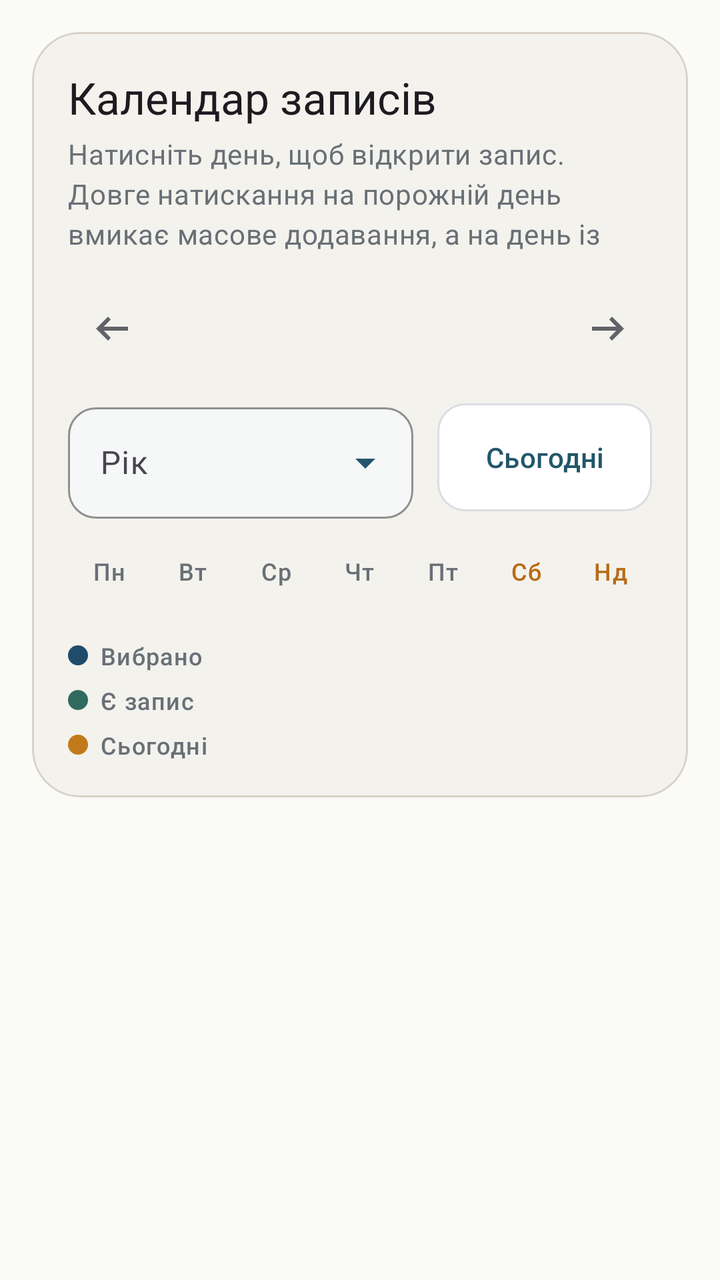
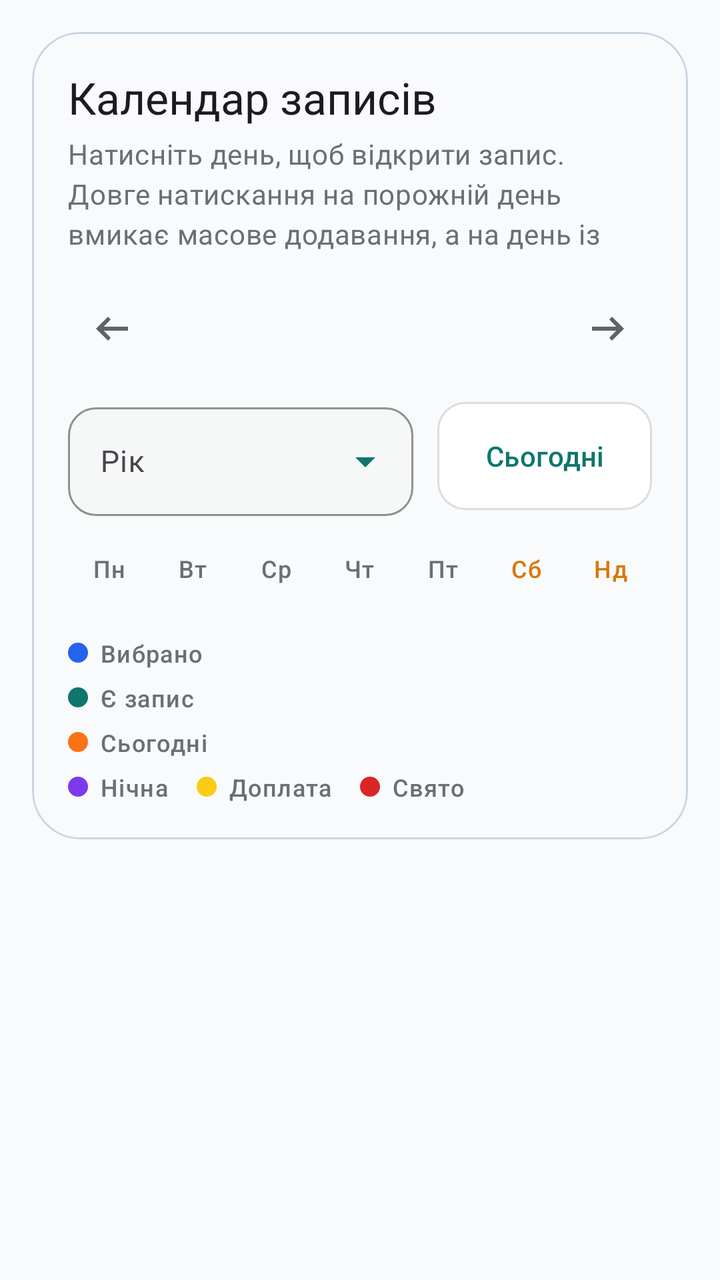

The first picture is an Android layout as it rendered before a commit; the second is the same layout after the commit. The layout source and the unified diff follow.
<!-- AndroidManifest.xml: application theme Theme.WorkTracker -->
<!-- res/layout/dialog_calendar.xml -->
<ScrollView xmlns:android="http://schemas.android.com/apk/res/android"
    xmlns:app="http://schemas.android.com/apk/res-auto"
    android:id="@+id/calendarScroll"
    android:layout_width="match_parent"
    android:layout_height="match_parent"
    android:fillViewport="true">

    <LinearLayout
        android:id="@+id/calendarContent"
        android:layout_width="match_parent"
        android:layout_height="wrap_content"
        android:orientation="vertical"
        android:padding="16dp">

        <com.google.android.material.card.MaterialCardView
            android:layout_width="match_parent"
            android:layout_height="wrap_content"
            android:layout_marginBottom="16dp"
            app:cardCornerRadius="24dp"
            app:cardElevation="0dp"
            app:strokeColor="@color/calendar_outline"
            app:strokeWidth="1dp">

            <LinearLayout
                android:layout_width="match_parent"
                android:layout_height="wrap_content"
                android:background="@color/calendar_panel"
                android:orientation="vertical"
                android:padding="18dp">

                <TextView
                    android:layout_width="wrap_content"
                    android:layout_height="wrap_content"
                    android:text="@string/calendar_title"
                    style="@style/TextAppearance.Material3.TitleLarge" />

                <TextView
                    android:id="@+id/textSelectionState"
                    android:layout_width="wrap_content"
                    android:layout_height="wrap_content"
                    android:layout_marginTop="4dp"
                    android:maxLines="3"
                    android:text="@string/calendar_hint"
                    android:textColor="@color/chart_axis_text"
                    style="@style/TextAppearance.Material3.BodyMedium" />

                <LinearLayout
                    android:id="@+id/layoutCalendarHeader"
                    android:layout_width="match_parent"
                    android:layout_height="wrap_content"
                    android:layout_marginTop="16dp"
                    android:gravity="center_vertical"
                    android:orientation="horizontal">

                    <ImageButton
                        android:id="@+id/buttonPrevMonth"
                        android:layout_width="44dp"
                        android:layout_height="44dp"
                        android:background="?attr/selectableItemBackgroundBorderless"
                        android:padding="10dp"
                        android:src="@drawable/ic_arrow_left" />

                    <TextView
                        android:id="@+id/textMonthYear"
                        android:layout_width="0dp"
                        android:layout_height="wrap_content"
                        android:layout_weight="1"
                        android:gravity="center"
                        android:maxLines="2"
                        style="@style/TextAppearance.Material3.TitleMedium" />

                    <ImageButton
                        android:id="@+id/buttonNextMonth"
                        android:layout_width="44dp"
                        android:layout_height="44dp"
                        android:background="?attr/selectableItemBackgroundBorderless"
                        android:padding="10dp"
                        android:src="@drawable/ic_arrow_right" />
                </LinearLayout>

                <LinearLayout
                    android:id="@+id/layoutCalendarControls"
                    android:layout_width="match_parent"
                    android:layout_height="wrap_content"
                    android:layout_marginTop="12dp"
                    android:gravity="center_vertical"
                    android:orientation="horizontal">

                    <com.google.android.material.textfield.TextInputLayout
                        android:id="@+id/layoutCalendarYearField"
                        style="@style/Widget.WorkTracker.TextInputLayout.Dropdown"
                        android:layout_width="0dp"
                        android:layout_height="wrap_content"
                        android:layout_weight="1"
                        android:hint="@string/stats_mode_year">

                        <com.google.android.material.textfield.MaterialAutoCompleteTextView
                            android:id="@+id/inputCalendarYear"
                            style="@style/Widget.WorkTracker.DropdownInput"
                            android:layout_width="match_parent"
                            android:layout_height="wrap_content"
                            android:inputType="none" />
                    </com.google.android.material.textfield.TextInputLayout>

                    <com.google.android.material.button.MaterialButton
                        android:id="@+id/buttonToday"
                        style="@style/Widget.WorkTracker.Button.Outlined"
                        android:layout_width="wrap_content"
                        android:layout_height="wrap_content"
                        android:layout_marginStart="12dp"
                        android:maxLines="2"
                        android:text="@string/today_short" />
                </LinearLayout>

                <LinearLayout
                    android:layout_width="match_parent"
                    android:layout_height="wrap_content"
                    android:layout_marginTop="18dp"
                    android:orientation="horizontal">

                    <TextView
                        android:layout_width="0dp"
                        android:layout_height="wrap_content"
                        android:layout_weight="1"
                        android:gravity="center"
                        android:text="@string/weekday_mon"
                        android:textColor="@color/chart_axis_text"
                        style="@style/TextAppearance.Material3.LabelMedium" />

                    <TextView
                        android:layout_width="0dp"
                        android:layout_height="wrap_content"
                        android:layout_weight="1"
                        android:gravity="center"
                        android:text="@string/weekday_tue"
                        android:textColor="@color/chart_axis_text"
                        style="@style/TextAppearance.Material3.LabelMedium" />

                    <TextView
                        android:layout_width="0dp"
                        android:layout_height="wrap_content"
                        android:layout_weight="1"
                        android:gravity="center"
                        android:text="@string/weekday_wed"
                        android:textColor="@color/chart_axis_text"
                        style="@style/TextAppearance.Material3.LabelMedium" />

                    <TextView
                        android:layout_width="0dp"
                        android:layout_height="wrap_content"
                        android:layout_weight="1"
                        android:gravity="center"
                        android:text="@string/weekday_thu"
                        android:textColor="@color/chart_axis_text"
                        style="@style/TextAppearance.Material3.LabelMedium" />

                    <TextView
                        android:layout_width="0dp"
                        android:layout_height="wrap_content"
                        android:layout_weight="1"
                        android:gravity="center"
                        android:text="@string/weekday_fri"
                        android:textColor="@color/chart_axis_text"
                        style="@style/TextAppearance.Material3.LabelMedium" />

                    <TextView
                        android:layout_width="0dp"
                        android:layout_height="wrap_content"
                        android:layout_weight="1"
                        android:gravity="center"
                        android:text="@string/weekday_sat"
                        android:textColor="@color/calendar_weekend_text"
                        style="@style/TextAppearance.Material3.LabelMedium" />

                    <TextView
                        android:layout_width="0dp"
                        android:layout_height="wrap_content"
                        android:layout_weight="1"
                        android:gravity="center"
                        android:text="@string/weekday_sun"
                        android:textColor="@color/calendar_weekend_text"
                        style="@style/TextAppearance.Material3.LabelMedium" />
                </LinearLayout>

                <GridView
                    android:id="@+id/calendarGridDialog"
                    android:layout_width="match_parent"
                    android:layout_height="wrap_content"
                    android:layout_marginTop="10dp"
                    android:gravity="center"
                    android:horizontalSpacing="2dp"
                    android:numColumns="7"
                    android:stretchMode="columnWidth"
                    android:verticalSpacing="2dp" />

                <LinearLayout
                    android:id="@+id/layoutCalendarLegend"
                    android:layout_width="match_parent"
                    android:layout_height="wrap_content"
                    android:layout_marginTop="16dp"
                    android:orientation="vertical">

                    <LinearLayout
                        android:layout_width="match_parent"
                        android:layout_height="wrap_content"
                        android:gravity="center_vertical"
                        android:orientation="horizontal">

                        <View
                            android:layout_width="10dp"
                            android:layout_height="10dp"
                            android:background="@drawable/bg_circle_dot"
                            android:backgroundTint="@color/calendar_selected_fill" />

                        <TextView
                            android:layout_width="wrap_content"
                            android:layout_height="wrap_content"
                            android:layout_marginStart="6dp"
                            android:text="@string/calendar_legend_selected"
                            android:textColor="@color/chart_axis_text"
                            style="@style/TextAppearance.Material3.LabelMedium" />
                    </LinearLayout>

                    <LinearLayout
                        android:layout_width="match_parent"
                        android:layout_height="wrap_content"
                        android:layout_marginTop="6dp"
                        android:gravity="center_vertical"
                        android:orientation="horizontal">

                        <View
                            android:layout_width="10dp"
                            android:layout_height="10dp"
                            android:background="@drawable/bg_circle_dot"
                            android:backgroundTint="@color/calendar_dot" />

                        <TextView
                            android:layout_width="wrap_content"
                            android:layout_height="wrap_content"
                            android:layout_marginStart="6dp"
                            android:text="@string/calendar_legend_saved"
                            android:textColor="@color/chart_axis_text"
                            style="@style/TextAppearance.Material3.LabelMedium" />
                    </LinearLayout>

                    <LinearLayout
                        android:layout_width="match_parent"
                        android:layout_height="wrap_content"
                        android:layout_marginTop="6dp"
                        android:gravity="center_vertical"
                        android:orientation="horizontal">

                        <View
                            android:layout_width="10dp"
                            android:layout_height="10dp"
                            android:background="@drawable/bg_circle_dot"
                            android:backgroundTint="@color/calendar_today_stroke" />

                        <TextView
                            android:layout_width="wrap_content"
                            android:layout_height="wrap_content"
                            android:layout_marginStart="6dp"
                            android:text="@string/calendar_legend_today"
                            android:textColor="@color/chart_axis_text"
                            style="@style/TextAppearance.Material3.LabelMedium" />
                    </LinearLayout>
                </LinearLayout>
            </LinearLayout>
        </com.google.android.material.card.MaterialCardView>

        <com.google.android.material.button.MaterialButton
            android:id="@+id/buttonBulkAdd"
            android:layout_width="match_parent"
            android:layout_height="wrap_content"
            android:layout_marginTop="16dp"
            android:layout_marginBottom="12dp"
            android:text="@string/add"
            android:visibility="gone" />
    </LinearLayout>
</ScrollView>
<!-- resources referenced by this layout -->
<resources>
  <color name="calendar_dot">#2F6B5F</color>
  <color name="calendar_outline">#D8D2C8</color>
  <color name="calendar_panel">#F4F2ED</color>
  <color name="calendar_selected_fill">#1F4C6B</color>
  <color name="calendar_today_stroke">#C17A1A</color>
  <color name="calendar_weekend_text">#B86B16</color>
  <color name="chart_axis_text">#687076</color>
  <string name="add">Додати спільний запис</string>
  <string name="calendar_hint">Натисніть день, щоб відкрити запис. Довге натискання на порожній день вмикає масове додавання, а на день із записом показує деталі та дії.</string>
  <string name="calendar_legend_saved">Є запис</string>
  <string name="calendar_legend_selected">Вибрано</string>
  <string name="calendar_legend_today">Сьогодні</string>
  <string name="calendar_title">Календар записів</string>
  <string name="stats_mode_year">Рік</string>
  <string name="today_short">Сьогодні</string>
  <string name="weekday_fri">Пт</string>
  <string name="weekday_mon">Пн</string>
  <string name="weekday_sat">Сб</string>
  <string name="weekday_sun">Нд</string>
  <string name="weekday_thu">Чт</string>
  <string name="weekday_tue">Вт</string>
  <string name="weekday_wed">Ср</string>
  <style name="Widget.WorkTracker.DropdownInput" parent="@style/Widget.WorkTracker.TextInputEditText">
          <item name="android:popupBackground">@drawable/bg_dropdown_popup</item>
          <item name="android:dropDownVerticalOffset">8dp</item>
          <item name="android:dropDownHorizontalOffset">0dp</item>
          <item name="android:dropDownSelector">@drawable/bg_dropdown_option_item</item>
      </style>
  <color name="surface">#FFFFFF</color>
  <color name="job_card_stroke">#D9DEE2</color>
  <color name="primary">#22566A</color>
  <color name="field_surface_alt">#F6F8F8</color>
  <color name="field_hint">#687076</color>
  <style name="ShapeAppearanceOverlay.WorkTracker.Field" parent="">
          <item name="cornerFamily">rounded</item>
          <item name="cornerSize">14dp</item>
      </style>
  <color name="onPrimary">#FFFFFF</color>
  <color name="primaryContainer">#E5F0F3</color>
  <color name="onPrimaryContainer">#0D2A3D</color>
  <color name="secondary">#2F6B4F</color>
  <color name="onSecondary">#FFFFFF</color>
  <color name="secondaryContainer">#E5F2EC</color>
  <color name="onSecondaryContainer">#12352E</color>
  <color name="tertiary">#B86B16</color>
  <color name="onTertiary">#FFFFFF</color>
  <color name="tertiaryContainer">#F6E5CC</color>
  <color name="onTertiaryContainer">#503106</color>
  <color name="error">#B3261E</color>
  <color name="onError">#FFFFFF</color>
  <color name="background">#FAFAF7</color>
  <color name="onBackground">#1F2428</color>
  <color name="onSurface">#1F2428</color>
  <color name="field_text">#1F2428</color>
  <style name="TextAppearance.WorkTracker.DialogTitle" parent="MaterialAlertDialog.Material3.Title.Text">
          <item name="android:textColor">@color/onSurface</item>
          <item name="android:textSize">20sp</item>
      </style>
  <style name="ShapeAppearance.WorkTracker.RoundedDialog" parent="">
          <item name="cornerFamily">rounded</item>
          <item name="cornerSize">18dp</item>
      </style>
  <color name="job_hint_text">#687076</color>
  <!-- unchanged entries left out for length: 13 -->
</resources>

<!-- the commit's change to res/layout/dialog_calendar.xml (unified diff, before → after) -->
@@ -263,6 +263,58 @@
                             android:text="@string/calendar_legend_today"
                             android:textColor="@color/chart_axis_text"
                             style="@style/TextAppearance.Material3.LabelMedium" />
+                    </LinearLayout>
+
+                    <LinearLayout
+                        android:layout_width="match_parent"
+                        android:layout_height="wrap_content"
+                        android:layout_marginTop="6dp"
+                        android:gravity="center_vertical"
+                        android:orientation="horizontal">
+
+                        <View
+                            android:layout_width="10dp"
+                            android:layout_height="10dp"
+                            android:background="@drawable/bg_circle_dot"
+                            android:backgroundTint="@color/calendar_night" />
+
+                        <TextView
+                            style="@style/TextAppearance.Material3.LabelMedium"
+                            android:layout_width="wrap_content"
+                            android:layout_height="wrap_content"
+                            android:layout_marginStart="6dp"
+                            android:text="@string/calendar_legend_night"
+                            android:textColor="@color/chart_axis_text" />
+
+                        <View
+                            android:layout_width="10dp"
+                            android:layout_height="10dp"
+                            android:layout_marginStart="14dp"
+                            android:background="@drawable/bg_circle_dot"
+                            android:backgroundTint="@color/calendar_bonus" />
+
+                        <TextView
+                            style="@style/TextAppearance.Material3.LabelMedium"
+                            android:layout_width="wrap_content"
+                            android:layout_height="wrap_content"
+                            android:layout_marginStart="6dp"
+                            android:text="@string/calendar_legend_bonus"
+                            android:textColor="@color/chart_axis_text" />
+
+                        <View
+                            android:layout_width="10dp"
+                            android:layout_height="10dp"
+                            android:layout_marginStart="14dp"
+                            android:background="@drawable/bg_circle_dot"
+                            android:backgroundTint="@color/calendar_holiday" />
+
+                        <TextView
+                            style="@style/TextAppearance.Material3.LabelMedium"
+                            android:layout_width="wrap_content"
+                            android:layout_height="wrap_content"
+                            android:layout_marginStart="6dp"
+                            android:text="@string/calendar_legend_holiday"
+                            android:textColor="@color/chart_axis_text" />
                     </LinearLayout>
                 </LinearLayout>
             </LinearLayout>
<!-- resource entries referenced after the edit -->
@@ -1,14 +1,20 @@
 <!-- resources referenced by this layout -->
 <resources>
-  <color name="calendar_dot">#2F6B5F</color>
-  <color name="calendar_outline">#D8D2C8</color>
-  <color name="calendar_panel">#F4F2ED</color>
-  <color name="calendar_selected_fill">#1F4C6B</color>
-  <color name="calendar_today_stroke">#C17A1A</color>
-  <color name="calendar_weekend_text">#B86B16</color>
+  <color name="calendar_bonus">#FACC15</color>
+  <color name="calendar_dot">#0F766E</color>
+  <color name="calendar_holiday">#DC2626</color>
+  <color name="calendar_night">#7C3AED</color>
+  <color name="calendar_outline">#CBD5E1</color>
+  <color name="calendar_panel">#F8FAFC</color>
+  <color name="calendar_selected_fill">#2563EB</color>
+  <color name="calendar_today_stroke">#F97316</color>
+  <color name="calendar_weekend_text">#D97706</color>
   <color name="chart_axis_text">#687076</color>
   <string name="add">Додати спільний запис</string>
   <string name="calendar_hint">Натисніть день, щоб відкрити запис. Довге натискання на порожній день вмикає масове додавання, а на день із записом показує деталі та дії.</string>
+  <string name="calendar_legend_bonus">Доплата</string>
+  <string name="calendar_legend_holiday">Свято</string>
+  <string name="calendar_legend_night">Нічна</string>
   <string name="calendar_legend_saved">Є запис</string>
   <string name="calendar_legend_selected">Вибрано</string>
   <string name="calendar_legend_today">Сьогодні</string>
@@ -27,10 +33,17 @@
           <item name="android:dropDownVerticalOffset">8dp</item>
           <item name="android:dropDownHorizontalOffset">0dp</item>
           <item name="android:dropDownSelector">@drawable/bg_dropdown_option_item</item>
+          <item name="android:singleLine">true</item>
+          <item name="android:maxLines">1</item>
+          <item name="android:textSize">15sp</item>
+          <item name="android:autoSizeTextType">uniform</item>
+          <item name="android:autoSizeMinTextSize">11sp</item>
+          <item name="android:autoSizeMaxTextSize">15sp</item>
+          <item name="android:autoSizeStepGranularity">1sp</item>
       </style>
   <color name="surface">#FFFFFF</color>
   <color name="job_card_stroke">#D9DEE2</color>
-  <color name="primary">#22566A</color>
+  <color name="primary">#0F766E</color>
   <color name="field_surface_alt">#F6F8F8</color>
   <color name="field_hint">#687076</color>
   <style name="ShapeAppearanceOverlay.WorkTracker.Field" parent="">
@@ -50,9 +63,9 @@
   <color name="onTertiaryContainer">#503106</color>
   <color name="error">#B3261E</color>
   <color name="onError">#FFFFFF</color>
-  <color name="background">#FAFAF7</color>
-  <color name="onBackground">#1F2428</color>
-  <color name="onSurface">#1F2428</color>
+  <color name="background">#F8FAFC</color>
+  <color name="onBackground">#111827</color>
+  <color name="onSurface">#111827</color>
   <color name="field_text">#1F2428</color>
   <style name="TextAppearance.WorkTracker.DialogTitle" parent="MaterialAlertDialog.Material3.Title.Text">
           <item name="android:textColor">@color/onSurface</item>
